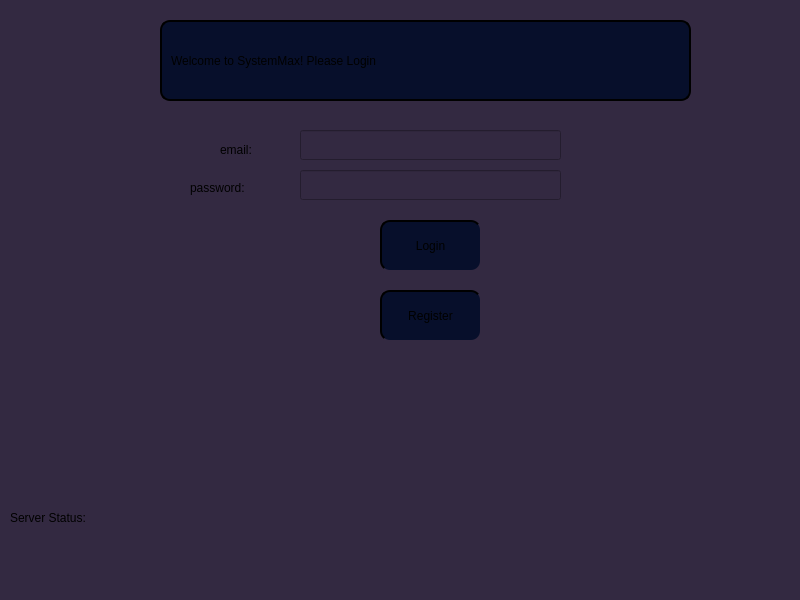
This is SystemMax-Client2/ui/login_form.ui in vladistr08/SystemMax-Client as Qt 5 draws it before an edit. The edited form follows.
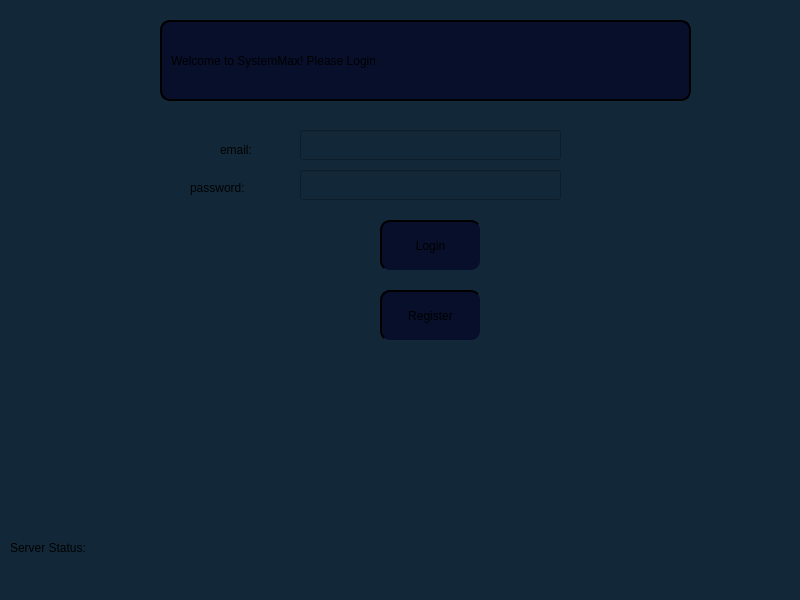
This is the edited form.

```diff
--- a/SystemMax-Client2/ui/login_form.ui
+++ b/SystemMax-Client2/ui/login_form.ui
@@ -14,7 +14,7 @@
    <string>MainWindow</string>
   </property>
   <property name="styleSheet">
-   <string notr="true">background-color: #332941;</string>
+   <string notr="true">background-color: #122839;</string>
   </property>
   <widget class="QWidget" name="centralwidget">
    <widget class="QPushButton" name="loginButton">
@@ -145,8 +145,8 @@
     <property name="geometry">
      <rect>
       <x>10</x>
-      <y>510</y>
-      <width>171</width>
+      <y>540</y>
+      <width>181</width>
       <height>16</height>
      </rect>
     </property>
```
